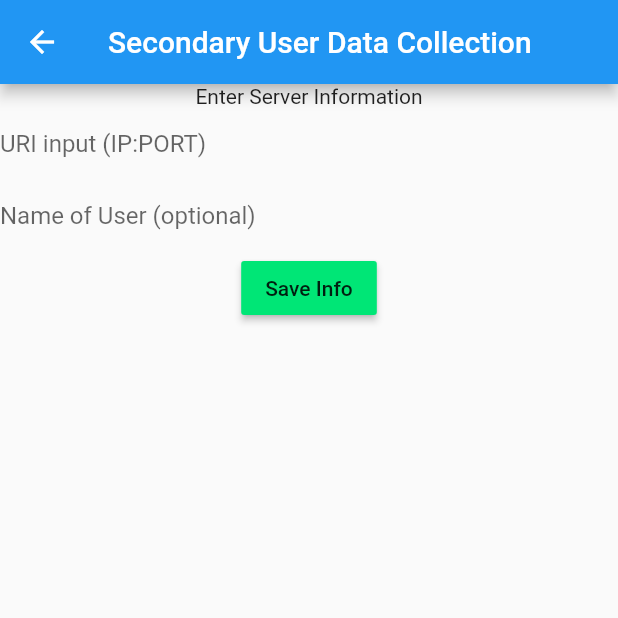
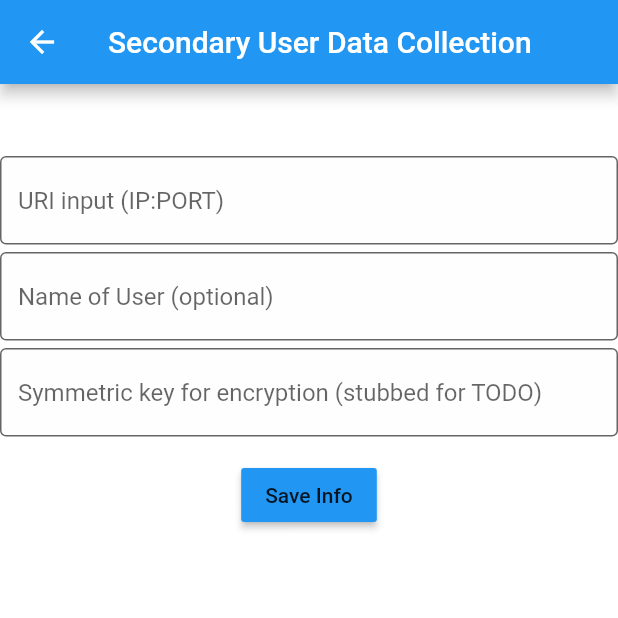
Before and after one commit to SD-Paranoia/Paranoia, a Flutter app: the Secondary screen opened directly, after a tap on "Next", on a phone screen of 412 x 824 dp, the top half of it. Run offline on Flutter 3.47's test engine with Material 2 defaults, Android fonts, the light colour scheme and no system bars; our stand-ins replace fluttertoast, sqflite; missing offline and left inert: pointycastle, steel_crypt; accounts and stored records are empty.

Commit message:
Fix issues caused by auto-merge

```diff
--- a/lib/Secondary.dart
+++ b/lib/Secondary.dart
@@ -16,7 +16,6 @@ import 'package:qr_code_scanner/qr_code_scanner.dart';
 import 'package:qr_code_scanner/qr_scanner_overlay_shape.dart';
 
 class Secondary extends StatefulWidget {
-
   const Secondary({
     Key key,
   }) : super(key: key);
@@ -28,12 +27,10 @@ class Secondary extends StatefulWidget {
 class _SecondaryState extends State<Secondary> {
   String keyVal;
 
-  final semkey = TextEditingController();
 
   @override
-  void dispose(){
+  void dispose() {
     qrcontroller?.dispose();
-    semkey.dispose();
     super.dispose();
   }
 
@@ -47,8 +44,7 @@ class _SecondaryState extends State<Secondary> {
         backgroundColor: Color(0x21ffffff),
         appBar: AppBar(title: Text("Secondary Message Creator")),
         body: Center(
-            child: Column(
-                children: <Widget>[
+            child: Column(children: <Widget>[
           Expanded(
             child: QRView(
               key: qrKey,
@@ -61,77 +57,58 @@ class _SecondaryState extends State<Secondary> {
                 cutOutSize: 300,
               ),
             ),
-
             flex: 4,
           ),
           RaisedButton(
             child: Text("Flip Camera"),
-                    color: Colors.greenAccent[400],
-                    onPressed: (){
+            color: Colors.blue,
+            onPressed: () {
               qrcontroller.flipCamera();
             },
           ),
           RaisedButton(
             child: Text("Next"),
-                    color: Colors.greenAccent[400],
-                    onPressed: (){
-                      Navigator.push(context, MaterialPageRoute(builder: (context) => DataCollector(text: qrText)));
+            color: Colors.blue,
+            onPressed: () {
+              Navigator.push(
+                  context,
+                  MaterialPageRoute(
+                      builder: (context) => DataCollector(text: qrText)));
             },
           )
-
         ])));
   }
+
   void _onQRViewCreated(QRViewController controller) {
     this.qrcontroller = controller;
     controller.scannedDataStream.listen((scanData) {
       setState(() {
         qrText = scanData;
-        semkey.text = qrText;
+//        semkey.text = qrText;
       });
     });
   }
 }
 
-class DataCollector extends StatelessWidget{
-
+class DataCollector extends StatelessWidget {
   final String text;
   final myController = TextEditingController();
   final name = TextEditingController();
+  final semkey = TextEditingController();
 
   DataCollector({@required this.text});
 
   @override
-  Widget build(BuildContext context){
+  Widget build(BuildContext context) {
     return Scaffold(
+      backgroundColor: Color(0x21ffffff),
       appBar: AppBar(title: Text("Secondary User Data Collection")),
       body: Center(
         child: Column(
           children: <Widget>[
-
-            Text("Enter Server Information"),
-            TextField(
-              decoration: InputDecoration(
-                  border: InputBorder.none,
-                  hintText: 'URI input (IP:PORT)'
-              ),
-              controller: myController,
-            ),
-            TextField(
-              decoration: InputDecoration(
-                  border: InputBorder.none,
-                  hintText: 'Name of User (optional)'
-              ),
-              controller: name,
-            ),
-            RaisedButton(
-              child: Text("Save Info"),
-              color: Colors.greenAccent[400],
-              onPressed: (){
-                //TODO -- register user via network
-                String pubKey = "";
-                //Generate new asymmetric key and store in database
-                generatePublicPrivateKeypair();
-                  Text("Enter Server Information",
+            SizedBox(height: 15),
+            Text(
+              "Enter Server Information",
               style: TextStyle(color: Color(0xffffffff), fontSize: 15),
             ),
             SizedBox(height: 15),
@@ -140,8 +117,7 @@ class DataCollector extends StatelessWidget{
                   border: OutlineInputBorder(),
                   filled: true,
                   fillColor: Color(0x10f0f0f0),
-                        hintText: 'URI input (IP:PORT)'
-                    ),
+                  hintText: 'URI input (IP:PORT)'),
               controller: myController,
             ),
             SizedBox(height: 5),
@@ -150,8 +126,7 @@ class DataCollector extends StatelessWidget{
                   border: OutlineInputBorder(),
                   filled: true,
                   fillColor: Color(0x10f0f0f0),
-                        hintText: 'Name of User (optional)'
-                    ),
+                  hintText: 'Name of User (optional)'),
               controller: name,
             ),
             SizedBox(height: 5),
@@ -160,15 +135,15 @@ class DataCollector extends StatelessWidget{
                   border: OutlineInputBorder(),
                   filled: true,
                   fillColor: Color(0x10f0f0f0),
-                        hintText: 'Symmetric key for encryption (stubbed for TODO)'
-                    ),
+                  hintText: 'Symmetric key for encryption (stubbed for TODO)'),
               controller: semkey,
             ),
             SizedBox(height: 15),
             RaisedButton(
               child: Text("Save Info"),
               color: Colors.blue,
-                    onPressed: (){
+              onPressed: () {
+                semkey.text = text;
                 //TODO -- register user via network
                 String pubKey = "";
                 //Generate new asymmetric key and store in database
@@ -190,15 +165,21 @@ class DataCollector extends StatelessWidget{
                   });
 
                   //Store chat data into database
-                  ChatInfo chat = ChatInfo (pubKey: pubKey, fingerprint: createFingerprint(pubKey), name: name.text, symmetricKey: text, serverAddress: myController.text);
+                  ChatInfo chat = ChatInfo(
+                      pubKey: pubKey,
+                      fingerprint: createFingerprint(pubKey),
+                      name: name.text,
+                      symmetricKey: text,
+                      serverAddress: myController.text);
                   insertChatInfo(chat);
                 });
                 Navigator.push(
                   context,
-                  MaterialPageRoute(builder: (context) => Group_Creation_Second(myController.text)),
+                  MaterialPageRoute(
+                      builder: (context) =>
+                          Group_Creation_Second(myController.text)),
                 );
               },
-
             )
           ],
         ),
```
Lines whose indentation alone changed are shown as unchanged.
